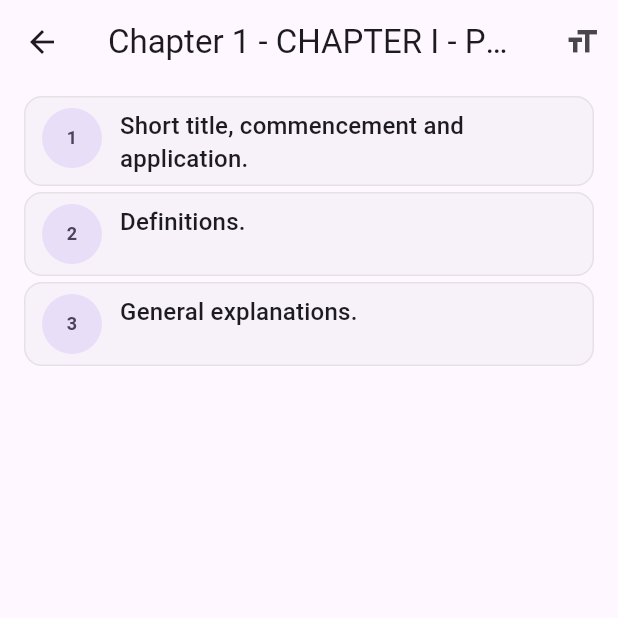
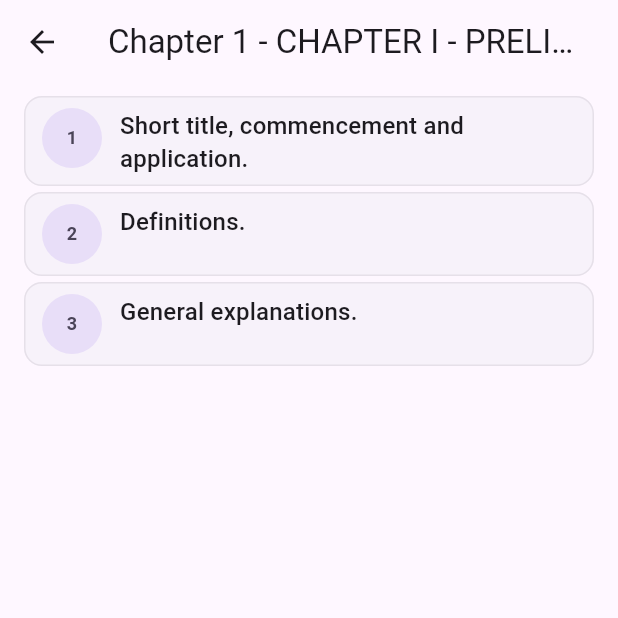
Before and after one commit to ham-zax/law_india_flutter_app, a Flutter app: the screen it shows after launch, after a tap on an icon or button, on a phone screen of 412 x 824 dp, the top half of it. Run offline on Flutter 3.47's test engine with Material 3 defaults, Android fonts, the phone set to English and light mode, and no system bars; our stand-ins replace equatable, flutter_bloc, shared_preferences; missing offline and left inert: fuzzywuzzy; generated files the repository leaves out were written again.

Commit message:
refactor: remove unused icon button from document detail view

```diff
--- a/lib/src/documents/document_detail_view.dart
+++ b/lib/src/documents/document_detail_view.dart
@@ -658,13 +658,7 @@ class _DocumentDetailViewState extends State<DocumentDetailView> {
     return Scaffold(
       appBar: AppBar(
         title: Text(widget.arguments.document?.title ??
-            'Chapter ${widget.arguments.chapter?.chapterNumber ?? ''} - ${widget.arguments.chapter?.chapterTitle ?? ''}'),
-        actions: [
-          IconButton(
-            icon: Icon(Icons.format_size),
-            onPressed: () => _showSettingsBottomSheet(context),
-          ),
-        ],
+            'Chapter ${widget.arguments.chapter?.chapterNumber ?? ''} - ${widget.arguments.chapter?.chapterTitle ?? ''}')
       ),
       body: _buildContent(context, readingSettings),
     );
```
